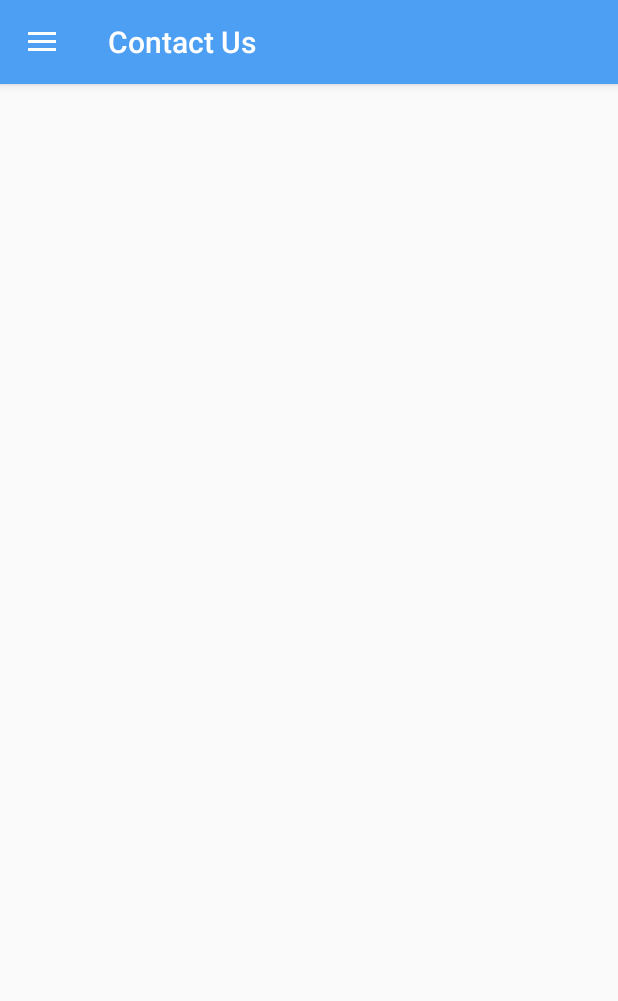
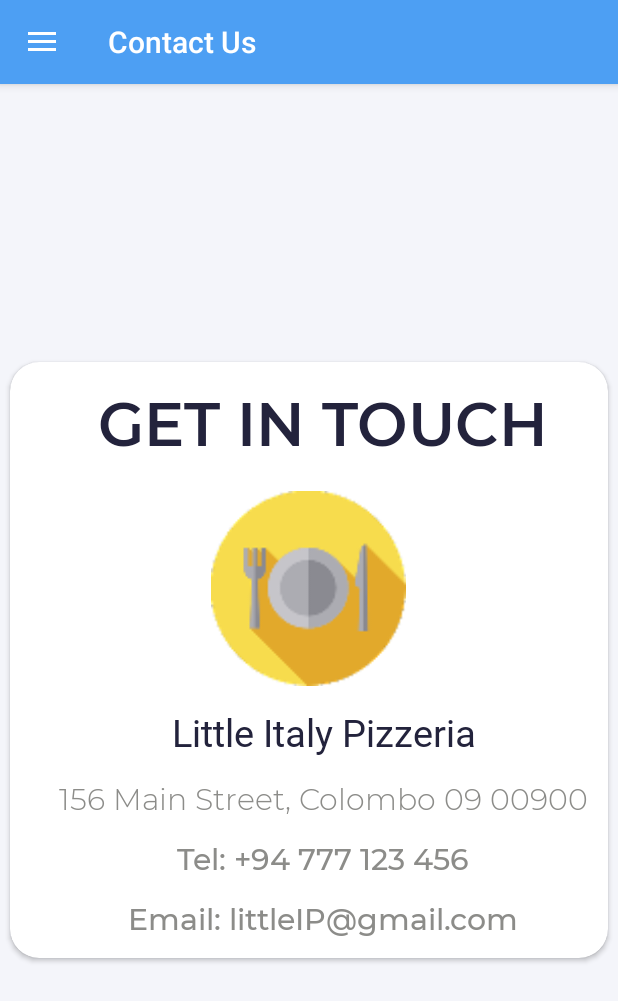
Before and after one commit to treCoops/LIP, an Android app: the fragment ContactActivity placed in its activity, on a phone screen of 412 x 824 dp. Shown: the top 1001 px of the screen. Run offline under Robolectric (Android 15) with nearby library versions, the phone set to English and light mode, and no system bars; our stand-ins replace Firebase (no records; nobody signed in at launch, a user with empty details on screens opened directly), Picasso, sdp/ssp sizes; libraries missing offline, so code that uses them is left out: com.blogspot.atifsoftwares, com.developer.kalert.

Commit message:
Complete Contact Us

```diff
--- a/app/src/main/java/com/chathra/littleitalypizzeria/ProductSingleViewActivity.java
+++ b/app/src/main/java/com/chathra/littleitalypizzeria/ProductSingleViewActivity.java
@@ -6,10 +6,12 @@ import android.content.Intent;
 import android.os.Bundle;
 import android.util.Log;
 import android.view.View;
+import android.widget.Button;
 import android.widget.ImageView;
 import android.widget.TextView;
 
 import com.blogspot.atifsoftwares.animatoolib.Animatoo;
+import com.chathra.littleitalypizzeria.Helper.AlertBar;
 import com.squareup.picasso.Picasso;
 
 public class ProductSingleViewActivity extends AppCompatActivity {
@@ -24,6 +26,9 @@ public class ProductSingleViewActivity extends AppCompatActivity {
         TextView txtProductDescription = findViewById(R.id.txtProductDescription);
         TextView txtProductPrice = findViewById(R.id.txtProductPrice);
         ImageView btnBack = findViewById(R.id.btnBack);
+        Button btnDineIn = findViewById(R.id.btnDineIn);
+        Button btnTakeAway = findViewById(R.id.btnTakeAway);
+
 
         Picasso.get().load(getIntent().getStringExtra("URL")).fit()
                 .into(imgProduct, new com.squareup.picasso.Callback() {
@@ -51,5 +56,19 @@ public class ProductSingleViewActivity extends AppCompatActivity {
             }
         });
 
+        btnTakeAway.setOnClickListener(new View.OnClickListener() {
+            @Override
+            public void onClick(View v) {
+                AlertBar.notifyInfo(ProductSingleViewActivity.this, "This item has been added for take away.");
+            }
+        });
+
+        btnDineIn.setOnClickListener(new View.OnClickListener() {
+            @Override
+            public void onClick(View v) {
+                AlertBar.notifyInfo(ProductSingleViewActivity.this, "This item has been added for dine in.");
+            }
+        });
+
     }
 }
--- a/app/src/main/res/layout/activity_contact.xml
+++ b/app/src/main/res/layout/activity_contact.xml
@@ -1,9 +1,98 @@
 <?xml version="1.0" encoding="utf-8"?>
-<androidx.constraintlayout.widget.ConstraintLayout xmlns:android="http://schemas.android.com/apk/res/android"
-    xmlns:app="http://schemas.android.com/apk/res-auto"
-    xmlns:tools="http://schemas.android.com/tools"
+<RelativeLayout xmlns:android="http://schemas.android.com/apk/res/android"
     android:layout_width="match_parent"
     android:layout_height="match_parent"
-    tools:context=".ContactActivity">
+    android:background="@color/loginBackground"
+    xmlns:app="http://schemas.android.com/apk/res-auto">
 
-</androidx.constraintlayout.widget.ConstraintLayout>
+    <androidx.cardview.widget.CardView
+        android:layout_marginStart="@dimen/_5sdp"
+        android:layout_marginEnd="@dimen/_5sdp"
+        app:cardCornerRadius="@dimen/_15sdp"
+        android:layout_centerInParent="true"
+        android:layout_width="wrap_content"
+        android:layout_height="wrap_content">
+
+        <RelativeLayout
+            android:layout_marginTop="@dimen/_10sdp"
+            android:layout_marginBottom="@dimen/_10sdp"
+            android:layout_width="match_parent"
+            android:layout_height="wrap_content">
+
+            <TextView
+                android:id="@+id/txtMailTitle"
+                android:layout_width="match_parent"
+                android:layout_height="wrap_content"
+                android:text="@string/get_in_touch"
+                android:layout_marginStart="@dimen/_15sdp"
+                android:textAlignment="center"
+                android:textSize="40sp"
+                android:textColor="@color/loginMainTitleColor"
+                android:fontFamily="@font/montserrat_semi_bold"/>
+
+            <ImageView
+                android:id="@+id/imgLogo"
+                android:layout_width="@dimen/_100sdp"
+                android:layout_height="@dimen/_100sdp"
+                android:src="@drawable/nav_logo"
+                android:layout_marginTop="@dimen/_15sdp"
+                android:layout_centerHorizontal="true"
+                android:layout_below="@id/txtMailTitle"/>
+
+            <TextView
+                android:layout_marginTop="@dimen/_10sdp"
+                android:layout_below="@id/imgLogo"
+                android:id="@+id/txtCompanyName"
+                android:layout_width="match_parent"
+                android:layout_height="wrap_content"
+                android:text="@string/lip"
+                android:layout_marginStart="@dimen/_15sdp"
+                android:textAlignment="center"
+                android:textSize="25sp"
+                android:textColor="@color/loginMainTitleColor"
+                android:fontFamily="@font/montserrat_black"/>
+
+            <TextView
+                android:layout_marginTop="@dimen/_10sdp"
+                android:layout_below="@id/txtCompanyName"
+                android:id="@+id/txtAddress"
+                android:layout_width="match_parent"
+                android:layout_height="wrap_content"
+                android:text="156 Main Street, Colombo 09 00900"
+                android:layout_marginStart="@dimen/_15sdp"
+                android:textAlignment="center"
+                android:textSize="20sp"
+                android:textColor="@color/AlertGray"
+                android:fontFamily="@font/montserrat_light"/>
+
+            <TextView
+                android:layout_marginTop="@dimen/_10sdp"
+                android:layout_below="@id/txtAddress"
+                android:id="@+id/txtContact"
+                android:layout_width="match_parent"
+                android:layout_height="wrap_content"
+                android:text="Tel: +94 777 123 456"
+                android:layout_marginStart="@dimen/_15sdp"
+                android:textAlignment="center"
+                android:textSize="20sp"
+                android:textColor="@color/AlertGray"
+                android:fontFamily="@font/montserrat_medium"/>
+
+            <TextView
+                android:layout_marginTop="@dimen/_10sdp"
+                android:layout_below="@id/txtContact"
+                android:id="@+id/txtEmail"
+                android:layout_width="match_parent"
+                android:layout_height="wrap_content"
+                android:text="Email: littleIP@gmail.com"
+                android:layout_marginStart="@dimen/_15sdp"
+                android:textAlignment="center"
+                android:textSize="20sp"
+                android:textColor="@color/AlertGray"
+                android:fontFamily="@font/montserrat_medium"/>
+
+        </RelativeLayout>
+
+    </androidx.cardview.widget.CardView>
+
+</RelativeLayout>
--- a/app/src/main/res/layout/activity_product_single_view.xml
+++ b/app/src/main/res/layout/activity_product_single_view.xml
@@ -113,6 +113,7 @@
                 android:layout_marginBottom="@dimen/_15sdp">
 
                 <Button
+                    android:id="@+id/btnDineIn"
                     android:layout_marginEnd="@dimen/_5sdp"
                     android:layout_weight="1"
                     android:clickable="true"
@@ -125,6 +126,7 @@
                     android:layout_height="@dimen/_30sdp"/>
 
                 <Button
+                    android:id="@+id/btnTakeAway"
                     android:layout_marginStart="@dimen/_5sdp"
                     android:layout_weight="1"
                     android:clickable="true"
--- a/app/src/main/res/values/strings.xml
+++ b/app/src/main/res/values/strings.xml
@@ -38,6 +38,7 @@
     <string name="dine_in">Dine In</string>
     <string name="take_away">Take Away</string>
     <string name="manage_profile">Manage Profile</string>
+    <string name="get_in_touch">GET IN TOUCH</string>
 
 
 </resources>
```
